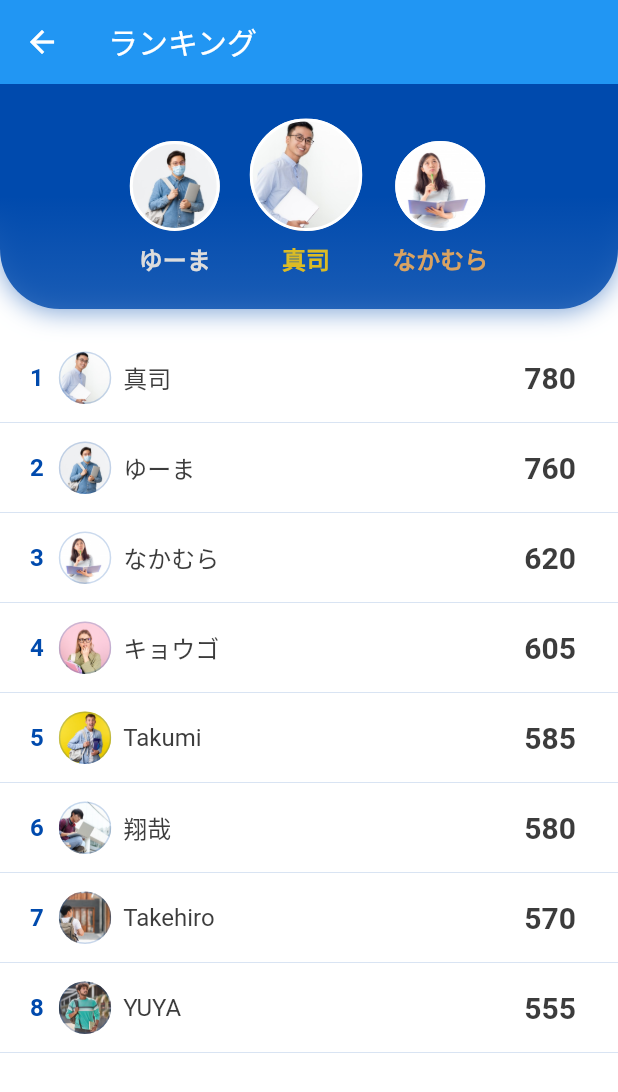
After one commit to tattsu-wairo/hackathon-team4, a Flutter app: the RankingPage screen opened directly, on a phone screen of 412 x 824 dp. The commit adds this screen. Shown: the top 1092 px of the screen. Run offline on Flutter 3.47's test engine with Material 2 defaults, Android fonts, the phone set to English and light mode, and no system bars; our stand-ins replace flutter_calendar_carousel, fluttertoast, sleek_circular_slider.

Commit message:
ランキングページ見た目

```diff
--- /dev/null
+++ b/lib/data/temp_user.dart
@@ -0,0 +1,10 @@
+final List<Map<String, Object>> users = [
+      {'name': '真司', 'score': 780, 'imageUrl': 'assets/student1.jpg'},
+      {'name': 'ゆーま', 'score': 760, 'imageUrl': 'assets/student2.jpg'},
+      {'name': 'なかむら', 'score': 620, 'imageUrl': 'assets/student3.jpg'},
+      {'name': 'キョウゴ', 'score': 605, 'imageUrl': 'assets/student4.jpg'},
+      {'name': 'Takumi', 'score': 585, 'imageUrl': 'assets/student5.jpg'},
+      {'name': '翔哉', 'score': 580, 'imageUrl': 'assets/student6.jpg'},
+      {'name': 'Takehiro', 'score': 570, 'imageUrl': 'assets/student7.jpg'},
+      {'name': 'YUYA', 'score': 555, 'imageUrl': 'assets/student8.jpg'},
+    ];
--- a/lib/home.dart
+++ b/lib/home.dart
@@ -1,6 +1,7 @@
 import 'package:flutter/material.dart';
 
 import './dailyLearning/daily_learning.dart';
+import 'rankingPage/ranking_page.dart';
 
 class HomePage extends StatefulWidget {
   const HomePage({Key? key}) : super(key: key);
@@ -12,6 +13,16 @@ class HomePage extends StatefulWidget {
 class _HomePageState extends State<HomePage> {
   @override
   Widget build(BuildContext context) {
-    return DailyLearning();
+    return GestureDetector(
+      // TODO: ランキングページへの遷移をランキングタブの箇所で実装（ここじゃない）
+      onTap: () {
+        Navigator.of(context).push(
+          MaterialPageRoute(
+            builder: (context) => RankingPage(),
+          ),
+        );
+      },
+      child: DailyLearning(),
+      );
   }
 }
--- /dev/null
+++ b/lib/rankingPage/ranking_page.dart
@@ -0,0 +1,150 @@
+import 'package:flutter/material.dart';
+
+import 'ranking_top_user.dart';
+import '../data/temp_user.dart';
+
+class RankingPage extends StatelessWidget {
+  const RankingPage({Key? key}) : super(key: key);
+
+  @override
+  Widget build(BuildContext context) {
+    return Scaffold(
+      backgroundColor: Colors.white,
+      appBar: AppBar(
+        title: const Text('ランキング'),
+        shadowColor: Colors.transparent,
+      ),
+      body: ListView(
+        children: [
+          Container(
+            padding: const EdgeInsets.all(16),
+            width: double.infinity,
+            height: 150,
+            decoration: BoxDecoration(
+              gradient: LinearGradient(
+                begin: Alignment.topCenter,
+                end: Alignment.bottomCenter,
+                colors: [
+                  Color.fromRGBO(0, 74, 173, 1),
+                  Color.fromRGBO(0, 74, 173, 1),
+                  Color.fromRGBO(0, 74, 173, 0.8)
+                ],
+              ),
+              borderRadius: BorderRadius.only(
+                bottomLeft: Radius.circular(40),
+                bottomRight: Radius.circular(40),
+              ),
+              boxShadow: [
+                BoxShadow(
+                  color: Color.fromRGBO(0, 74, 173, 0.5),
+                  offset: Offset(0, 2),
+                  blurRadius: 14,
+                ),
+              ],
+            ),
+            child: Row(
+              mainAxisAlignment: MainAxisAlignment.center,
+              children: [
+                RankingTopUser(
+                  userName: users[1]['name'].toString(),
+                  nameColor: Color.fromRGBO(220, 220, 220, 1),
+                  iconSize: 60,
+                  imageAddress: users[1]['imageUrl'].toString(),
+                ),
+                RankingTopUser(
+                  userName: users[0]['name'].toString(),
+                  nameColor: Color.fromRGBO(219, 187, 37, 1),
+                  iconSize: 75,
+                  imageAddress: users[0]['imageUrl'].toString(),
+                ),
+                RankingTopUser(
+                  userName: users[2]['name'].toString(),
+                  nameColor: Color.fromRGBO(217, 163, 98, 1),
+                  iconSize: 60,
+                  imageAddress: users[2]['imageUrl'].toString(),
+                ),
+              ],
+            ),
+          ),
+          SizedBox(height: 16),
+          Expanded(
+            child: ListView.builder(
+              shrinkWrap: true,
+              physics: NeverScrollableScrollPhysics(),
+              itemCount: users.length,
+              itemBuilder: (context, index) {
+                return Container(
+                  padding:
+                      const EdgeInsets.symmetric(vertical: 8, horizontal: 20),
+                  decoration: BoxDecoration(
+                    border: Border(
+                      bottom: BorderSide(
+                        width: .5,
+                        color: Color.fromRGBO(0, 74, 173, 0.2),
+                      ),
+                    ),
+                  ),
+                  width: double.infinity,
+                  height: 60,
+                  child: Row(
+                    mainAxisAlignment: MainAxisAlignment.spaceBetween,
+                    children: [
+                      Row(
+                        children: [
+                          Text(
+                            (index + 1).toString(),
+                            style: TextStyle(
+                              fontSize: 16,
+                              fontWeight: FontWeight.bold,
+                              color: Color.fromRGBO(0, 74, 173, 1),
+                            ),
+                          ),
+                          SizedBox(width: 10),
+                          Container(
+                            width: 35,
+                            height: 35,
+                            decoration: BoxDecoration(
+                              border: Border.all(
+                                width: 1,
+                                color: Color.fromRGBO(0, 74, 173, 0.2),
+                              ),
+                              borderRadius: BorderRadius.circular(20),
+                              image: DecorationImage(
+                                image: AssetImage(
+                                    users[index]['imageUrl'].toString()),
+                                fit: BoxFit.cover,
+                              ),
+                            ),
+                          ),
+                          SizedBox(width: 8),
+                          Text(
+                            users[index]['name'].toString(),
+                            style: TextStyle(
+                              fontSize: 16,
+                              color: Color.fromRGBO(60, 60, 60, 1),
+                            ),
+                          ),
+                        ],
+                      ),
+                      Padding(
+                        padding: const EdgeInsets.only(right: 8),
+                        child: Text(
+                          users[index]['score'].toString(),
+                          style: TextStyle(
+                            fontSize: 20,
+                            color: Color.fromRGBO(60, 60, 60, 1),
+                            fontWeight: FontWeight.bold,
+                          ),
+                        ),
+                      ),
+                    ],
+                  ),
+                );
+              },
+            ),
+          ),
+        ],
+      ),
+    );
+  }
+}
--- /dev/null
+++ b/lib/rankingPage/ranking_top_user.dart
@@ -0,0 +1,52 @@
+import 'package:flutter/material.dart';
+
+
+class RankingTopUser extends StatelessWidget {
+  const RankingTopUser({
+    this.userName = '',
+    this.iconSize = 60,
+    this.nameColor = Colors.white,
+    this.imageAddress = '',
+  });
+
+  final double iconSize;
+  final String userName;
+  final Color nameColor;
+  final String imageAddress;
+
+  @override
+  Widget build(BuildContext context) {
+    return Padding(
+      padding: const EdgeInsets.symmetric(vertical: 6, horizontal: 10),
+      child: Column(
+        mainAxisAlignment: MainAxisAlignment.end,
+        children: [
+          Container(
+            width: iconSize,
+            height: iconSize,
+            decoration: BoxDecoration(
+              border: Border.all(color: Colors.white, width: 2),
+              borderRadius: BorderRadius.circular(40),
+              color: Colors.white,
+              image: DecorationImage(
+                image: AssetImage(imageAddress),
+                fit: BoxFit.cover,
+              ),
+            ),
+          ),
+          SizedBox(
+            height: 6,
+          ),
+          Text(
+            userName,
+            style: TextStyle(
+              color: nameColor,
+              fontWeight: FontWeight.bold,
+              fontSize: 16,
+            ),
+          ),
+        ],
+      ),
+    );
+  }
+}
--- a/pubspec.yaml
+++ b/pubspec.yaml
@@ -61,9 +61,8 @@ flutter:
   uses-material-design: true
 
   # To add assets to your application, add an assets section, like this:
-  # assets:
-  #   - images/a_dot_burr.jpeg
-  #   - images/a_dot_ham.jpeg
+  assets:
+    - assets/
 
   # An image asset can refer to one or more resolution-specific "variants", see
   # https://flutter.dev/assets-and-images/#resolution-aware.
```
Also changed, not shown: assets/student1.jpg (added), assets/student2.jpg (added), assets/student3.jpg (added), assets/student4.jpg (added), assets/student5.jpg (added), assets/student6.jpg (added), assets/student7.jpg (added), assets/student8.jpg (added).
